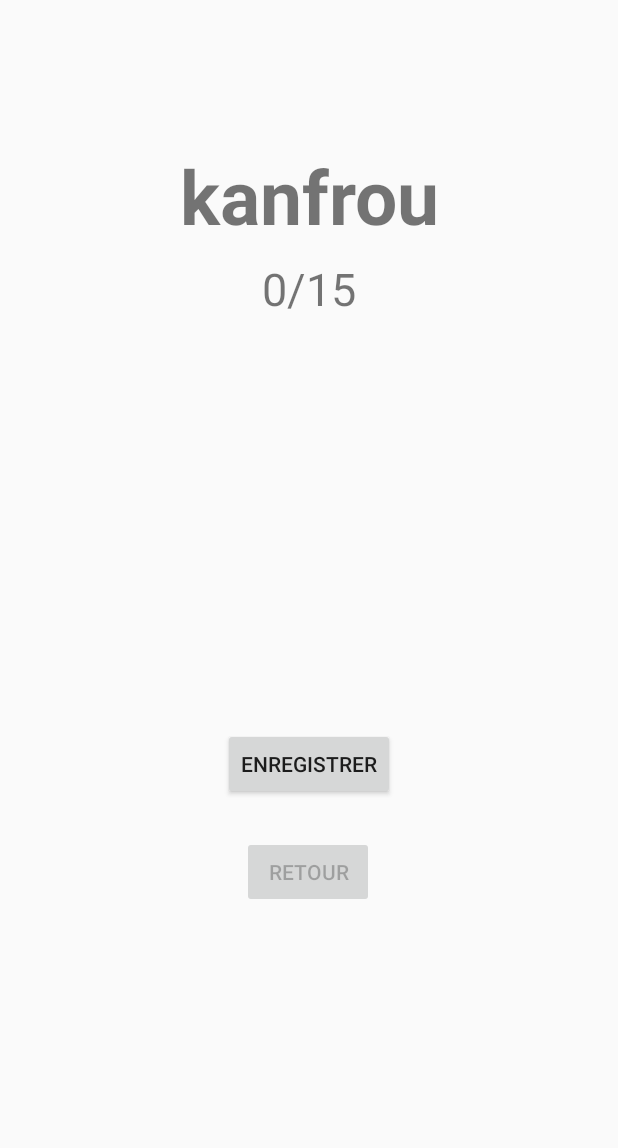
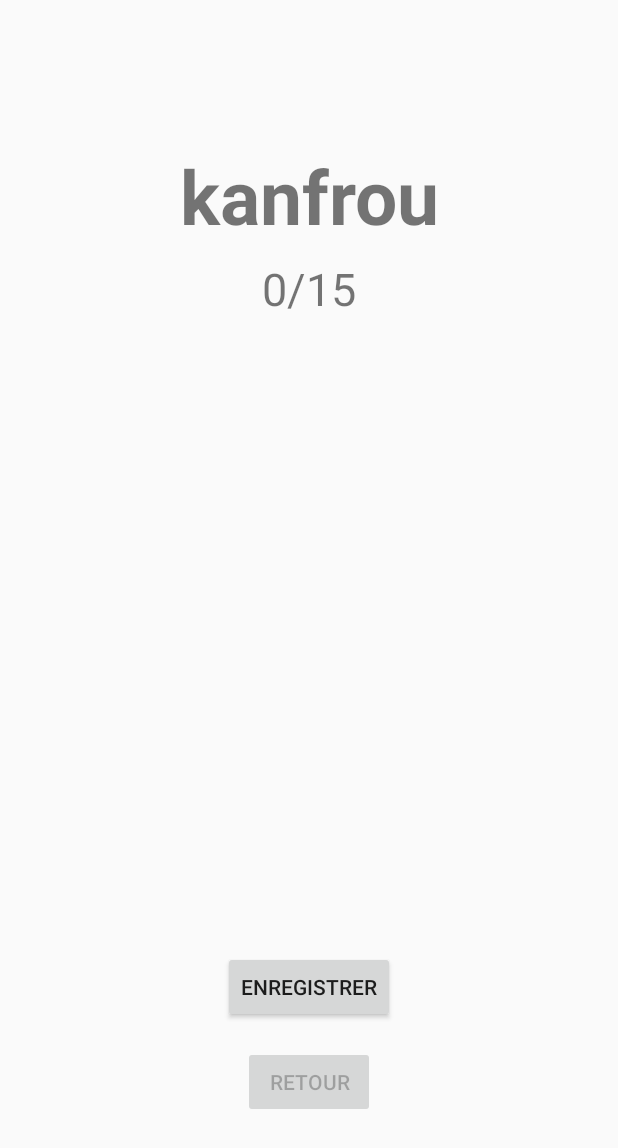
Before and after one commit to SALADINL/projetM1-Voicy, an Android app: the layout activity_reco.xml on its own in the app's theme, with its tools: preview values and no code run, on a phone screen of 412 x 824 dp. Shown: the top 1148 px of the screen. Run offline under Robolectric (Android 15) with nearby library versions, the light colour scheme and no system bars.

Commit message:
Correction de bugs d'interface et simplification de code

```diff
--- a/app/src/main/java/com/example/modulereco/Exercice.java
+++ b/app/src/main/java/com/example/modulereco/Exercice.java
@@ -32,7 +32,7 @@ public abstract class Exercice
 
 	public boolean fini()
 	{
-		return index == max;
+		return index == max - 1;
 	}
 
 	public void next()
@@ -60,7 +60,7 @@ public abstract class Exercice
 
 	public int getIndex()
 	{
-		return index;
+		return index + 1;
 	}
 
 	protected abstract String getText();
--- a/app/src/main/res/layout/activity_reco.xml
+++ b/app/src/main/res/layout/activity_reco.xml
@@ -43,41 +43,34 @@
         android:id="@+id/record"
         android:layout_width="wrap_content"
         android:layout_height="wrap_content"
-        android:layout_marginTop="8dp"
-        android:layout_marginBottom="8dp"
+        android:layout_marginBottom="15dp"
         android:text="Enregistrer"
-        app:layout_constraintBottom_toBottomOf="parent"
+        app:layout_constraintBottom_toTopOf="@+id/back"
         app:layout_constraintEnd_toEndOf="parent"
-        app:layout_constraintStart_toStartOf="parent"
-        app:layout_constraintTop_toBottomOf="@+id/compteur"
-        app:layout_constraintVertical_bias="0.483" />
+        app:layout_constraintStart_toStartOf="parent" />
 
     <Button
         android:id="@+id/back"
         android:layout_width="wrap_content"
         android:layout_height="wrap_content"
-        android:layout_marginTop="24dp"
+        android:layout_marginBottom="15dp"
         android:enabled="false"
         android:text="Retour"
+        app:layout_constraintBottom_toTopOf="@+id/btnEnd"
         app:layout_constraintEnd_toEndOf="parent"
-        app:layout_constraintHorizontal_bias="0.498"
-        app:layout_constraintStart_toStartOf="parent"
-        app:layout_constraintTop_toBottomOf="@+id/record" />
+        app:layout_constraintStart_toStartOf="parent" />
 
     <Button
         android:id="@+id/btnEnd"
         android:layout_width="wrap_content"
         android:layout_height="wrap_content"
         android:layout_marginStart="8dp"
-        android:layout_marginTop="8dp"
         android:layout_marginEnd="8dp"
-        android:layout_marginBottom="8dp"
+        android:layout_marginBottom="15dp"
         android:text="TERMINER"
         android:visibility="invisible"
         app:layout_constraintBottom_toBottomOf="parent"
         app:layout_constraintEnd_toEndOf="parent"
-        app:layout_constraintStart_toStartOf="parent"
-        app:layout_constraintTop_toBottomOf="@+id/record"
-        app:layout_constraintVertical_bias="0.3" />
+        app:layout_constraintStart_toStartOf="parent" />
 
 </android.support.constraint.ConstraintLayout>
```
Also changed, not shown: app/src/main/java/com/example/modulereco/Reco.java (+5 -6 lines).
